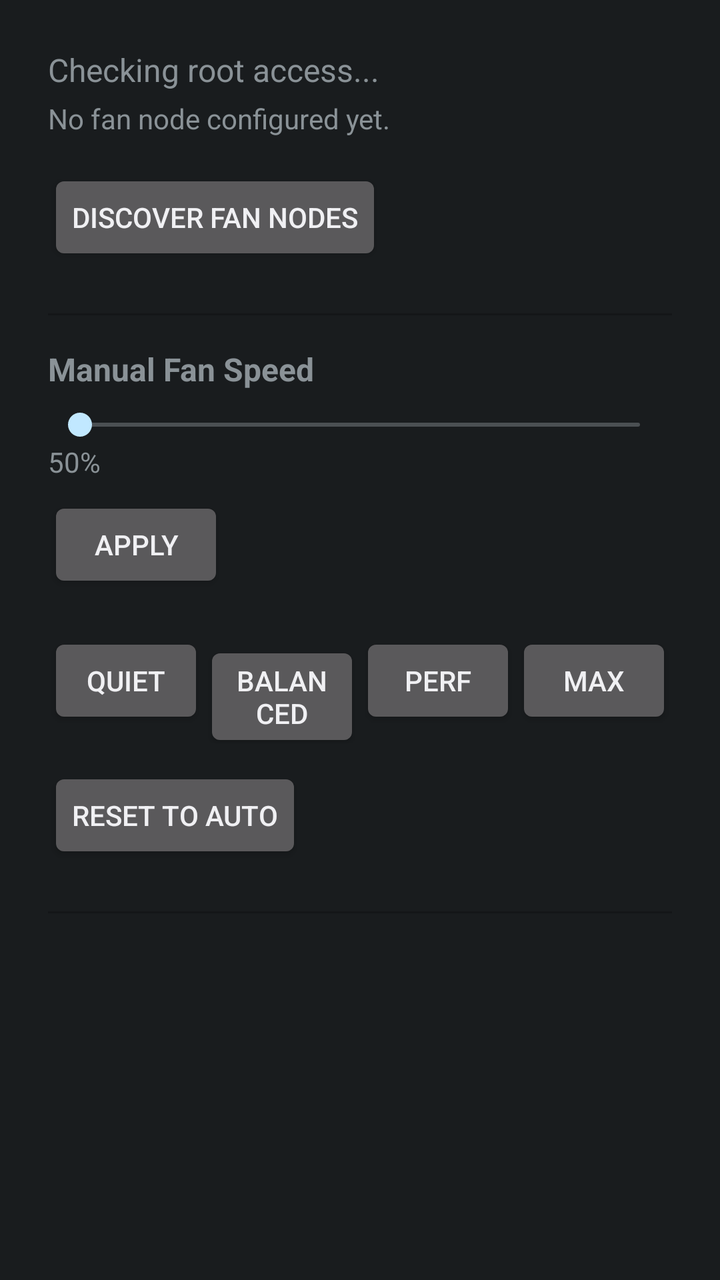
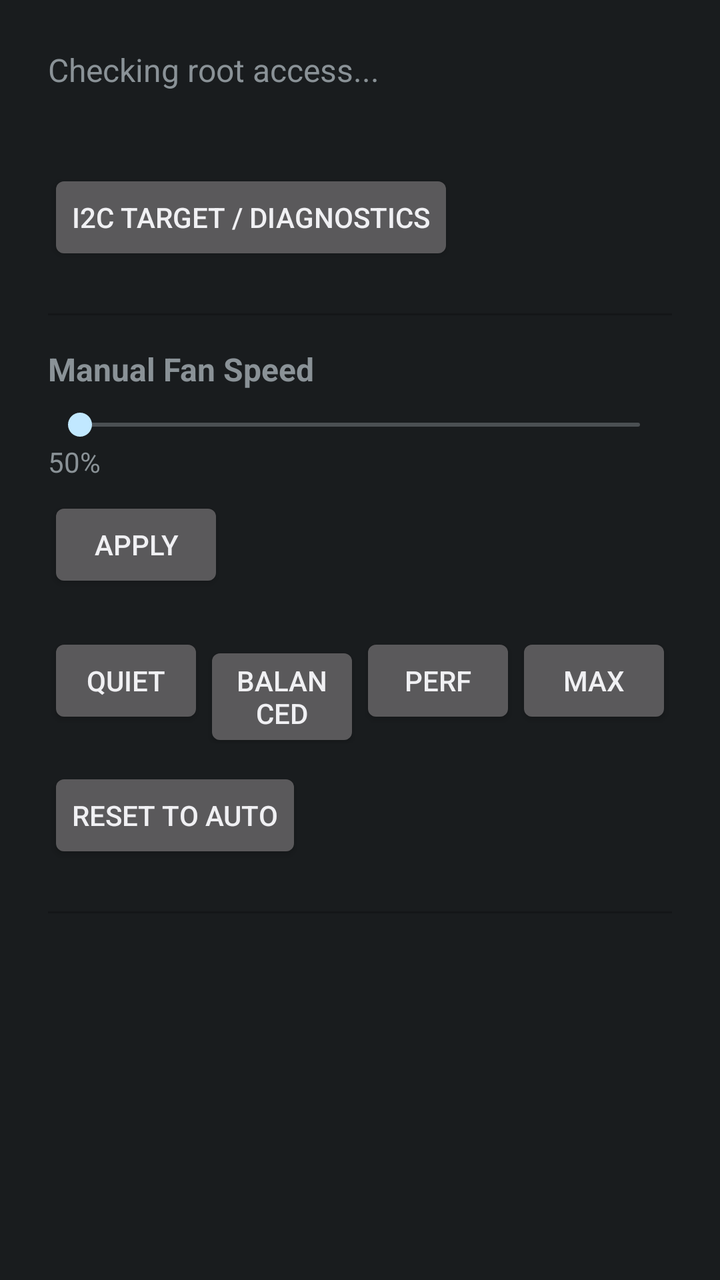

The first picture is an Android layout as it rendered before a commit; the second is the same layout after the commit. The layout source and the unified diff follow.
<!-- AndroidManifest.xml: application theme android:Theme.DeviceDefault -->
<!-- res/layout/activity_main.xml -->
<?xml version="1.0" encoding="utf-8"?>
<ScrollView xmlns:android="http://schemas.android.com/apk/res/android"
    android:layout_width="match_parent"
    android:layout_height="match_parent">

    <LinearLayout
        android:layout_width="match_parent"
        android:layout_height="wrap_content"
        android:orientation="vertical"
        android:padding="24dp">

        <TextView
            android:id="@+id/root_status"
            android:layout_width="wrap_content"
            android:layout_height="wrap_content"
            android:textSize="16sp"
            android:text="Checking root access..." />

        <TextView
            android:id="@+id/path_status"
            android:layout_width="wrap_content"
            android:layout_height="wrap_content"
            android:layout_marginTop="4dp"
            android:textSize="14sp"
            android:text="No fan node configured yet." />

        <Button
            android:id="@+id/discover_button"
            android:layout_width="wrap_content"
            android:layout_height="wrap_content"
            android:layout_marginTop="16dp"
            android:text="Discover Fan Nodes" />

        <View
            android:layout_width="match_parent"
            android:layout_height="1dp"
            android:layout_marginTop="24dp"
            android:layout_marginBottom="16dp"
            android:background="#33000000" />

        <TextView
            android:layout_width="wrap_content"
            android:layout_height="wrap_content"
            android:textSize="16sp"
            android:textStyle="bold"
            android:text="Manual Fan Speed" />

        <SeekBar
            android:id="@+id/percent_seekbar"
            android:layout_width="match_parent"
            android:layout_height="wrap_content"
            android:layout_marginTop="8dp"
            android:max="100" />

        <TextView
            android:id="@+id/percent_label"
            android:layout_width="wrap_content"
            android:layout_height="wrap_content"
            android:text="50%" />

        <Button
            android:id="@+id/apply_button"
            android:layout_width="wrap_content"
            android:layout_height="wrap_content"
            android:layout_marginTop="8dp"
            android:text="Apply" />

        <LinearLayout
            android:layout_width="match_parent"
            android:layout_height="wrap_content"
            android:layout_marginTop="20dp"
            android:orientation="horizontal"
            android:weightSum="4">

            <Button
                android:id="@+id/preset_quiet"
                android:layout_width="0dp"
                android:layout_weight="1"
                android:layout_height="wrap_content"
                android:text="Quiet" />

            <Button
                android:id="@+id/preset_balanced"
                android:layout_width="0dp"
                android:layout_weight="1"
                android:layout_height="wrap_content"
                android:text="Balanced" />

            <Button
                android:id="@+id/preset_performance"
                android:layout_width="0dp"
                android:layout_weight="1"
                android:layout_height="wrap_content"
                android:text="Perf" />

            <Button
                android:id="@+id/preset_max"
                android:layout_width="0dp"
                android:layout_weight="1"
                android:layout_height="wrap_content"
                android:text="Max" />

        </LinearLayout>

        <Button
            android:id="@+id/reset_auto_button"
            android:layout_width="wrap_content"
            android:layout_height="wrap_content"
            android:layout_marginTop="12dp"
            android:text="Reset to Auto" />

        <View
            android:layout_width="match_parent"
            android:layout_height="1dp"
            android:layout_marginTop="24dp"
            android:layout_marginBottom="12dp"
            android:background="#33000000" />

        <TextView
            android:id="@+id/log_view"
            android:layout_width="match_parent"
            android:layout_height="wrap_content"
            android:fontFamily="monospace"
            android:textSize="12sp"
            android:text="" />

    </LinearLayout>

</ScrollView>
<!-- resources referenced by this layout -->
<resources>

</resources>

<!-- the commit's change to res/layout/activity_main.xml (unified diff, before → after) -->
@@ -22,14 +22,22 @@
             android:layout_height="wrap_content"
             android:layout_marginTop="4dp"
             android:textSize="14sp"
-            android:text="No fan node configured yet." />
+            android:text="" />
+
+        <Button
+            android:id="@+id/grant_shizuku_button"
+            android:layout_width="wrap_content"
+            android:layout_height="wrap_content"
+            android:layout_marginTop="8dp"
+            android:text="Grant Shizuku Permission"
+            android:visibility="gone" />
 
         <Button
             android:id="@+id/discover_button"
             android:layout_width="wrap_content"
             android:layout_height="wrap_content"
             android:layout_marginTop="16dp"
-            android:text="Discover Fan Nodes" />
+            android:text="I2C Target / Diagnostics" />
 
         <View
             android:layout_width="match_parent"
